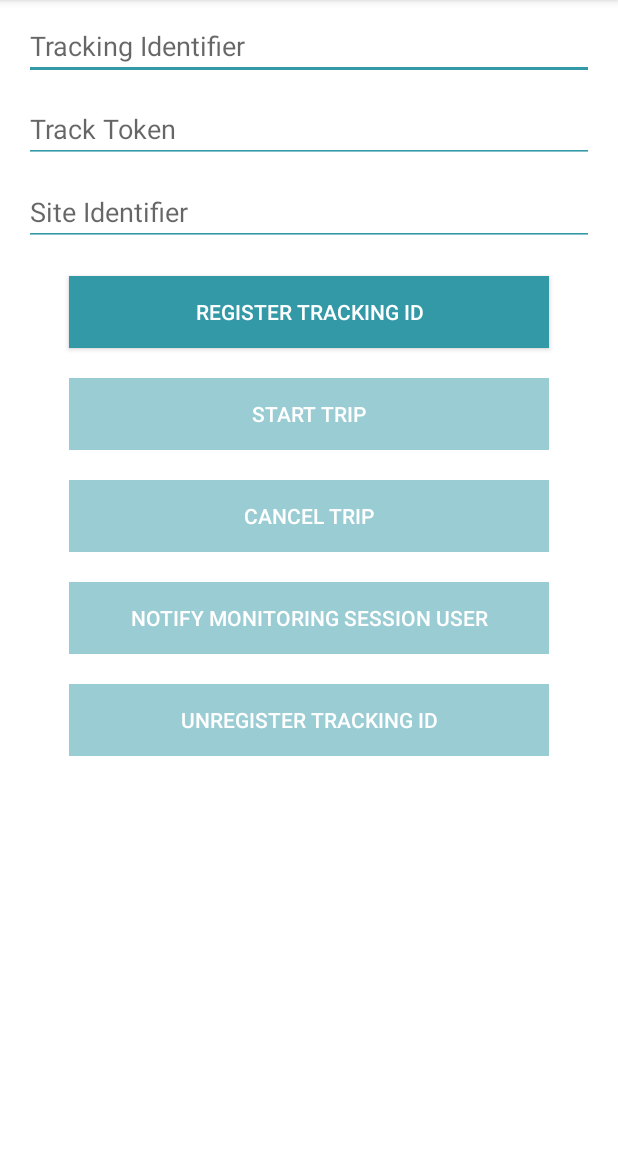
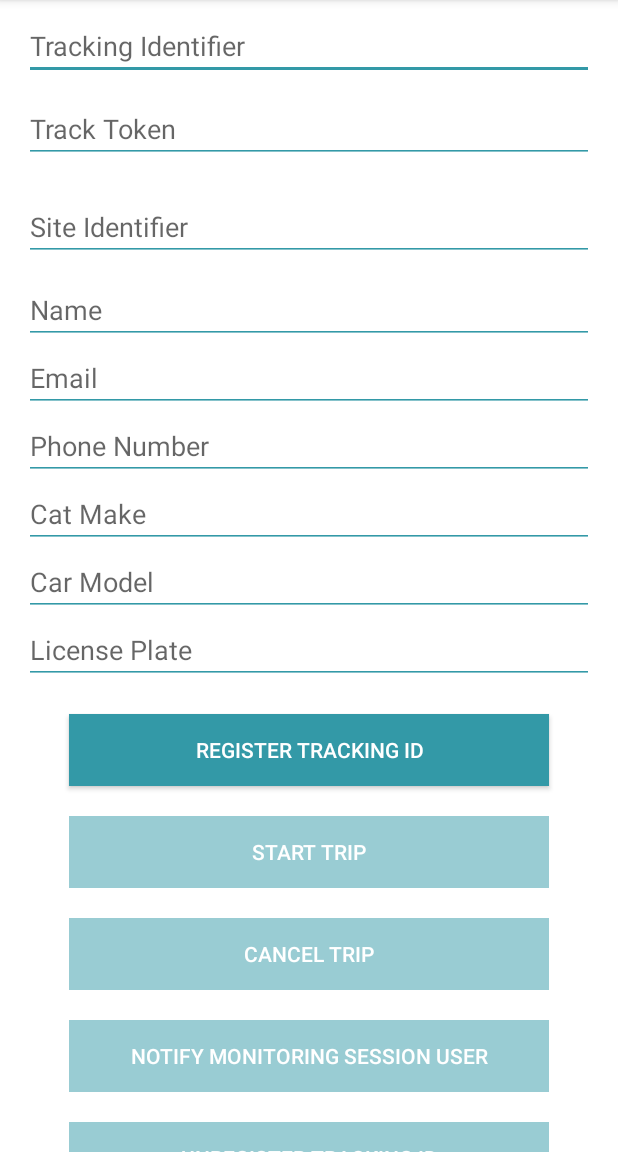
Before and after one commit to naylin27/ARRIVESDKSampleApps, an Android app: the screen it shows after launch (MainActivity), on a phone screen of 412 x 824 dp, the part 84-1236 px from its top. Run offline under Robolectric (Android 15) with nearby library versions, the phone set to English and light mode, and no system bars; libraries missing offline, so code that uses them is left out: com.curbside.sdk, rx.functions; 2 statements that could not run were skipped.

Commit message:
Update SDK version. Add userInfo

```diff
--- a/Android/Java/UserSessionApp/app/src/main/AndroidManifest.xml
+++ b/Android/Java/UserSessionApp/app/src/main/AndroidManifest.xml
@@ -6,6 +6,8 @@
     <uses-permission android:name="android.permission.ACCESS_FINE_LOCATION" />
     <uses-permission android:name="android.permission.ACCESS_COARSE_LOCATION" />
     <uses-feature android:name="android.hardware.location.gps" />
+    <!-- Required for foreground services on P+., API 29 -->
+    <uses-permission android:name="android.permission.FOREGROUND_SERVICE" />
 
     <application
         android:allowBackup="true"
--- a/Android/Java/UserSessionApp/app/src/main/java/com/curbside/usersessionapp/MainActivity.java
+++ b/Android/Java/UserSessionApp/app/src/main/java/com/curbside/usersessionapp/MainActivity.java
@@ -12,10 +12,10 @@ import android.graphics.Bitmap;
 import android.graphics.BitmapFactory;
 import android.os.Build;
 import android.os.Bundle;
-import android.support.v4.app.ActivityCompat;
-import android.support.v4.app.NotificationCompat;
-import android.support.v7.app.AppCompatActivity;
-import android.support.v7.widget.Toolbar;
+import androidx.core.app.ActivityCompat;
+import androidx.core.app.NotificationCompat;
+import androidx.appcompat.app.AppCompatActivity;
+import androidx.appcompat.widget.Toolbar;
 import android.util.Log;
 import android.view.View;
 import android.widget.Button;
@@ -30,9 +30,9 @@ import com.curbside.sdk.event.Event;
 import com.curbside.sdk.event.Path;
 import com.curbside.sdk.event.Status;
 import com.curbside.sdk.event.Type;
+import com.curbside.sdk.model.CSUserInfo;
 
 import java.util.Arrays;
-import java.util.Set;
 
 import rx.Subscription;
 import rx.functions.Action1;
@@ -49,6 +49,12 @@ public class MainActivity extends AppCompatActivity implements View.OnClickListe
     private EditText etTrackingIdentifier = null;
     private EditText etTrackToken = null;
     private EditText etSiteIdentifier = null;
+    private EditText etName = null;
+    private EditText etEmail= null;
+    private EditText etPhoneNumber = null;
+    private EditText etCarMake = null;
+    private EditText etCarModel = null;
+    private EditText etLicensePlate = null;
 
     private Button bRegisterTrackingId = null;
     private Button bStartTrip = null;
@@ -62,6 +68,14 @@ public class MainActivity extends AppCompatActivity implements View.OnClickListe
     private String trackToken = null;
     private String siteIdentifier = null;
     private String siteIdentifierToNotifyMonitoringUser = null;
+
+    private CSUserInfo userInfo = null;
+    private String name = null;
+    private String email = null;
+    private String phoneNumber = null;
+    private String licensePlate = null;
+    private String carMake = null;
+    private String carModel = null;
 
     private Subscription completeTripSubscription = null;
     private Subscription userArrivedAtSiteSubscription = null;
@@ -78,6 +92,12 @@ public class MainActivity extends AppCompatActivity implements View.OnClickListe
         etTrackingIdentifier = (EditText) findViewById(R.id.etTrackingIdentifier);
         etTrackToken = (EditText) findViewById(R.id.etTrackToken);
         etSiteIdentifier = (EditText) findViewById(R.id.etSiteIdentifier);
+        etName = (EditText) findViewById(R.id.etName);
+        etEmail = (EditText) findViewById(R.id.etEmail);
+        etPhoneNumber = (EditText) findViewById(R.id.etPhoneNumber);
+        etCarMake = (EditText) findViewById(R.id.etCarMake);
+        etCarModel = (EditText) findViewById(R.id.etCarModel);
+        etLicensePlate = (EditText) findViewById(R.id.etLicensePlate);
 
         bRegisterTrackingId = (Button) findViewById(R.id.bRegisterTrackingId);
         bRegisterTrackingId.setOnClickListener(this);
@@ -140,6 +160,21 @@ public class MainActivity extends AppCompatActivity implements View.OnClickListe
         switch (view.getId()) {
             case R.id.bRegisterTrackingId:
                 trackingIdentifier = etTrackingIdentifier.getText().toString();
+
+                //set CSUserInfo
+                name = etName.getText().toString();
+                email = etEmail.getText().toString();
+                phoneNumber = etPhoneNumber.getText().toString();
+                licensePlate = etLicensePlate.getText().toString();
+                carMake = etCarMake.getText().toString();
+                carModel = etCarModel.getText().toString();
+
+                if(!carModel.isEmpty() || !carModel.isEmpty() || !licensePlate.isEmpty()){
+                    userInfo = new CSUserInfo(name, email, phoneNumber, licensePlate, carMake, carModel);
+                } else{
+                    userInfo = new CSUserInfo(name, email, phoneNumber);
+                }
+
                 if(trackingIdentifier == null || trackingIdentifier.isEmpty()) {
                     tvLabel.setText("Please enter tracking Id");
                     tvLabel.setTextColor(getResources().getColor(R.color.colorRed));
@@ -151,6 +186,8 @@ public class MainActivity extends AppCompatActivity implements View.OnClickListe
                     @Override
                     public void call(final Event event) {
                         if (event.status == Status.SUCCESS) {
+                            CSUserSession.getInstance().setUserInfo(userInfo);
+
                             tvLabel.setText(String.format("Successfully registered tracking id"));
                             tvLabel.setTextColor(getResources().getColor(R.color.colorPrimaryDark));
 
--- a/Android/Java/UserSessionApp/app/src/main/java/com/curbside/usersessionapp/SplashActivity.java
+++ b/Android/Java/UserSessionApp/app/src/main/java/com/curbside/usersessionapp/SplashActivity.java
@@ -3,9 +3,7 @@ package com.curbside.usersessionapp;
 import android.content.Intent;
 import android.os.Bundle;
 import android.os.Handler;
-import android.support.v7.app.AppCompatActivity;
-
-import com.curbside.usersessionapp.R;
+import androidx.appcompat.app.AppCompatActivity;
 
 public class SplashActivity extends AppCompatActivity {
 
--- a/Android/Java/UserSessionApp/app/src/main/res/layout/activity_main.xml
+++ b/Android/Java/UserSessionApp/app/src/main/res/layout/activity_main.xml
@@ -3,28 +3,28 @@
     android:layout_width="match_parent"
     android:layout_height="match_parent"
     android:fillViewport="true">
-<android.support.design.widget.CoordinatorLayout xmlns:android="http://schemas.android.com/apk/res/android"
+<androidx.coordinatorlayout.widget.CoordinatorLayout xmlns:android="http://schemas.android.com/apk/res/android"
     xmlns:app="http://schemas.android.com/apk/res-auto"
     xmlns:tools="http://schemas.android.com/tools"
     android:layout_width="match_parent"
     android:layout_height="match_parent"
     tools:context="com.curbside.usersessionapp.MainActivity">
 
-    <android.support.design.widget.AppBarLayout
+    <com.google.android.material.appbar.AppBarLayout
         android:layout_width="match_parent"
         android:layout_height="wrap_content"
         android:theme="@style/AppTheme.AppBarOverlay">
 
-        <android.support.v7.widget.Toolbar
+        <androidx.appcompat.widget.Toolbar
             android:id="@+id/toolbar"
             android:layout_width="match_parent"
             android:layout_height="?attr/actionBarSize"
             android:background="?attr/colorPrimary"
             app:popupTheme="@style/AppTheme.PopupOverlay" />
 
-    </android.support.design.widget.AppBarLayout>
+    </com.google.android.material.appbar.AppBarLayout>
 
     <include layout="@layout/content_main" />
 
-</android.support.design.widget.CoordinatorLayout>
+</androidx.coordinatorlayout.widget.CoordinatorLayout>
 </ScrollView>
--- a/Android/Java/UserSessionApp/app/src/main/res/layout/content_main.xml
+++ b/Android/Java/UserSessionApp/app/src/main/res/layout/content_main.xml
@@ -40,8 +40,58 @@
         android:id="@+id/etSiteIdentifier"
         android:layout_width="fill_parent"
         android:layout_height="wrap_content"
+        android:layout_marginBottom="10dp"
+        android:layout_marginTop="10dp"
         android:backgroundTint="@color/colorPrimaryDark"
         android:hint="Site Identifier"
+        android:inputType="text" />
+
+    <EditText
+        android:id="@+id/etName"
+        android:layout_width="fill_parent"
+        android:layout_height="wrap_content"
+        android:backgroundTint="@color/colorPrimaryDark"
+        android:hint="Name"
+        android:inputType="text" />
+
+    <EditText
+        android:id="@+id/etEmail"
+        android:layout_width="fill_parent"
+        android:layout_height="wrap_content"
+        android:backgroundTint="@color/colorPrimaryDark"
+        android:hint="Email"
+        android:inputType="text" />
+
+    <EditText
+        android:id="@+id/etPhoneNumber"
+        android:layout_width="fill_parent"
+        android:layout_height="wrap_content"
+        android:backgroundTint="@color/colorPrimaryDark"
+        android:hint="Phone Number"
+        android:inputType="text" />
+
+    <EditText
+        android:id="@+id/etCarMake"
+        android:layout_width="fill_parent"
+        android:layout_height="wrap_content"
+        android:backgroundTint="@color/colorPrimaryDark"
+        android:hint="Cat Make"
+        android:inputType="text" />
+
+    <EditText
+        android:id="@+id/etCarModel"
+        android:layout_width="fill_parent"
+        android:layout_height="wrap_content"
+        android:backgroundTint="@color/colorPrimaryDark"
+        android:hint="Car Model"
+        android:inputType="text" />
+
+    <EditText
+        android:id="@+id/etLicensePlate"
+        android:layout_width="fill_parent"
+        android:layout_height="wrap_content"
+        android:backgroundTint="@color/colorPrimaryDark"
+        android:hint="License Plate"
         android:inputType="text" />
 
     <Button
--- a/Android/Java/UserSessionApp/build.gradle
+++ b/Android/Java/UserSessionApp/build.gradle
@@ -3,10 +3,11 @@
 buildscript {
     repositories {
         jcenter()
+        google()
     }
     dependencies {
-        classpath 'com.android.tools.build:gradle:2.3.3'
-        classpath 'com.google.gms:google-services:3.0.0'
+        classpath 'com.android.tools.build:gradle:4.1.0'
+        classpath 'com.google.gms:google-services:4.3.4'
 
         // NOTE: Do not place your application dependencies here; they belong
         // in the individual module build.gradle files
@@ -16,6 +17,7 @@ buildscript {
 allprojects {
     repositories {
         jcenter()
+        google()
     }
 }
 
--- a/Android/Java/UserSessionApp/gradle.properties
+++ b/Android/Java/UserSessionApp/gradle.properties
@@ -9,6 +9,8 @@
 
 # Specifies the JVM arguments used for the daemon process.
 # The setting is particularly useful for tweaking memory settings.
+android.enableJetifier=true
+android.useAndroidX=true
 org.gradle.jvmargs=-Xmx1536m
 
 # When configured, Gradle will run in incubating parallel mode.
```
Also changed, not shown: Android/Java/UserSessionApp/app/build.gradle (+18 -13 lines), Android/Java/UserSessionApp/app/src/main/res/layout/activity_splash.xml (+4 -4 lines), Android/Java/UserSessionApp/gradle/wrapper/gradle-wrapper.properties, 1 other file.
